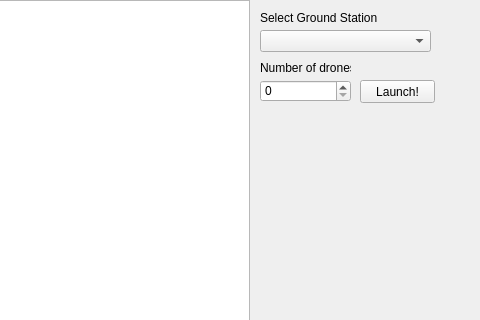
Old version of the form gui_pc/Qt_GUI/gui_frontend.ui in the repository david-shmailov/Distributed_Drone_Project; both pictures show x 460 to 940 and y 0 to 320 of the 940 by 894 pixel window.
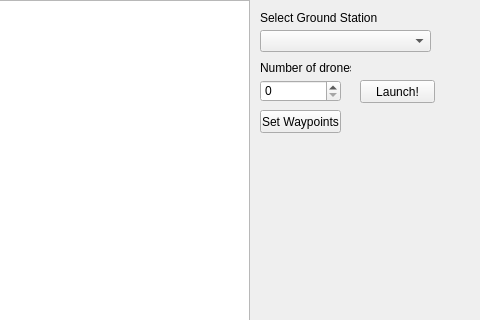
New version of the form.

Commit message: launching works from GUI

What changed in the file:
```diff
--- a/gui_pc/Qt_GUI/gui_frontend.ui
+++ b/gui_pc/Qt_GUI/gui_frontend.ui
@@ -65,10 +65,13 @@
      <rect>
       <x>720</x>
       <y>80</y>
-      <width>91</width>
+      <width>81</width>
       <height>22</height>
      </rect>
     </property>
+    <property name="maximum">
+     <number>1000</number>
+    </property>
    </widget>
    <widget class="QLabel" name="label_2">
     <property name="geometry">
@@ -96,6 +99,19 @@
      <string>Launch!</string>
     </property>
    </widget>
+   <widget class="QPushButton" name="set_waypoints_button">
+    <property name="geometry">
+     <rect>
+      <x>720</x>
+      <y>110</y>
+      <width>81</width>
+      <height>23</height>
+     </rect>
+    </property>
+    <property name="text">
+     <string>Set Waypoints</string>
+    </property>
+   </widget>
   </widget>
   <widget class="QMenuBar" name="menubar">
    <property name="geometry">
```
Left out of the diff: 4 changed lines with no effect on the pictures. The commit also changes 4 other files.
